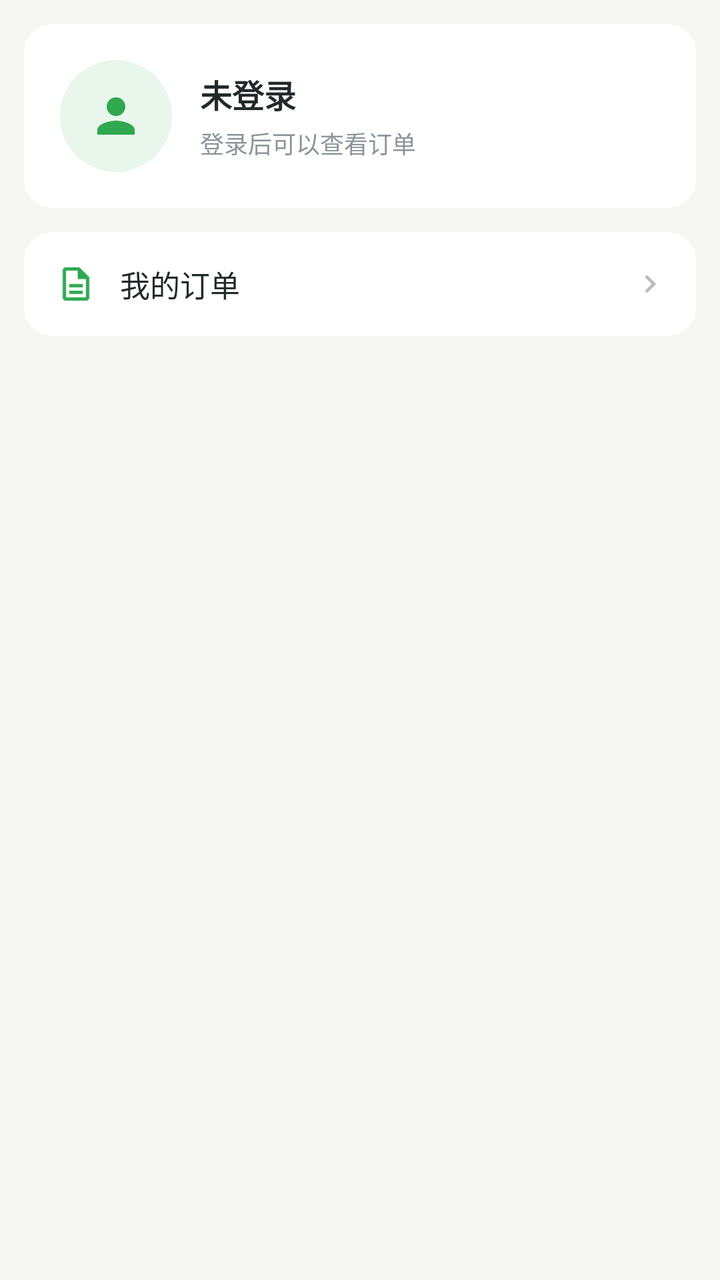
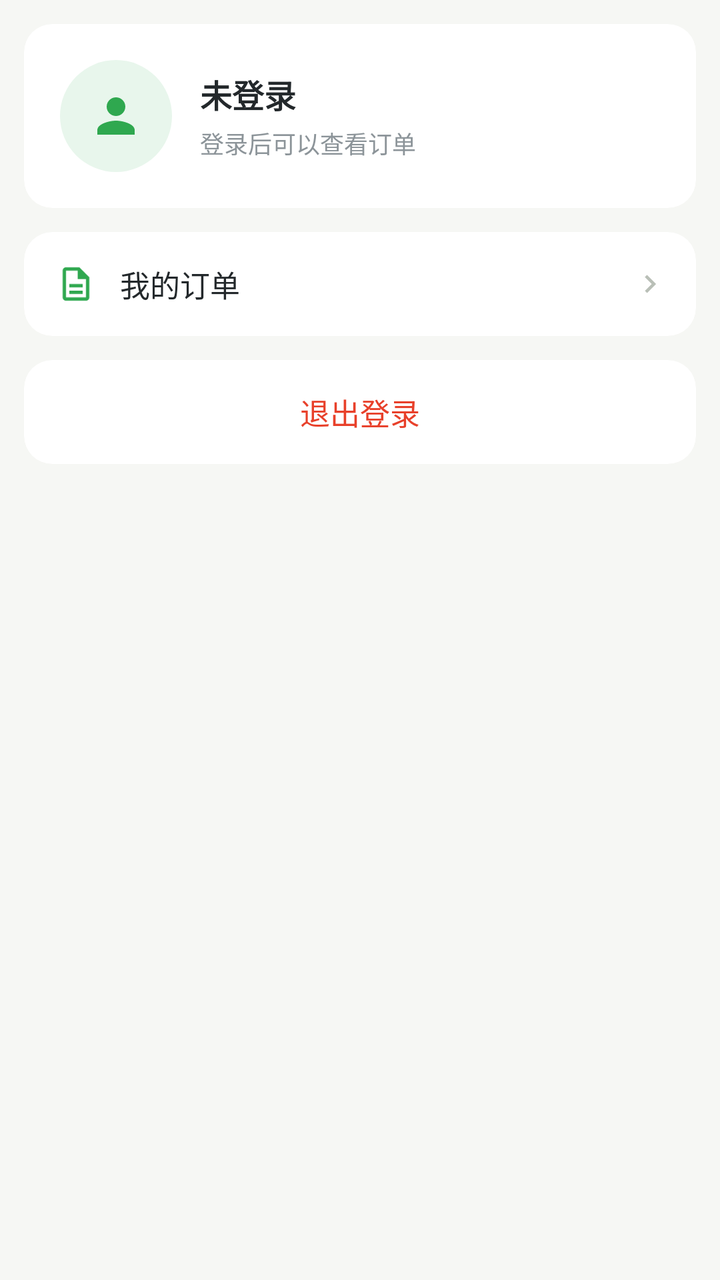

The first picture is an Android layout as it rendered before a commit; the second is the same layout after the commit. The layout source and the unified diff follow.
<!-- AndroidManifest.xml: application theme Theme.FruitShop -->
<!-- res/layout/fragment_user.xml -->
<?xml version="1.0" encoding="utf-8"?>
<LinearLayout xmlns:android="http://schemas.android.com/apk/res/android"
    xmlns:app="http://schemas.android.com/apk/res-auto"
    android:layout_width="match_parent"
    android:layout_height="match_parent"
    android:background="@color/bgPage"
    android:orientation="vertical">

    <com.google.android.material.card.MaterialCardView
        android:layout_width="match_parent"
        android:layout_height="wrap_content"
        android:layout_marginLeft="12dp"
        android:layout_marginTop="12dp"
        android:layout_marginRight="12dp"
        app:cardCornerRadius="14dp"
        app:cardElevation="0dp"
        app:strokeWidth="0dp">

        <LinearLayout
            android:layout_width="match_parent"
            android:layout_height="wrap_content"
            android:gravity="center_vertical"
            android:orientation="horizontal"
            android:padding="18dp">

            <ImageView
                android:layout_width="56dp"
                android:layout_height="56dp"
                android:background="@drawable/bg_avatar"
                android:contentDescription="头像"
                android:padding="14dp"
                android:src="@drawable/ic_user"
                app:tint="@color/colorPrimary" />

            <LinearLayout
                android:layout_width="0dp"
                android:layout_height="wrap_content"
                android:layout_marginLeft="14dp"
                android:layout_weight="1"
                android:orientation="vertical">

                <TextView
                    android:id="@+id/tv_nickname"
                    style="@style/text_main_16"
                    android:layout_width="wrap_content"
                    android:layout_height="wrap_content"
                    android:text="@string/not_login" />

                <TextView
                    style="@style/text_sub_12"
                    android:layout_width="wrap_content"
                    android:layout_height="wrap_content"
                    android:layout_marginTop="4dp"
                    android:text="@string/login_hint" />
            </LinearLayout>
        </LinearLayout>

    </com.google.android.material.card.MaterialCardView>

    <com.google.android.material.card.MaterialCardView
        android:layout_width="match_parent"
        android:layout_height="wrap_content"
        android:layout_marginLeft="12dp"
        android:layout_marginTop="12dp"
        android:layout_marginRight="12dp"
        app:cardCornerRadius="14dp"
        app:cardElevation="0dp"
        app:strokeWidth="0dp">

        <LinearLayout
            android:id="@+id/ll_my_order"
            android:layout_width="match_parent"
            android:layout_height="52dp"
            android:background="?attr/selectableItemBackground"
            android:clickable="true"
            android:focusable="true"
            android:gravity="center_vertical"
            android:orientation="horizontal"
            android:paddingLeft="16dp"
            android:paddingRight="14dp">

            <ImageView
                android:layout_width="20dp"
                android:layout_height="20dp"
                android:contentDescription="我的订单"
                android:src="@drawable/ic_order"
                app:tint="@color/colorPrimary" />

            <TextView
                android:layout_width="0dp"
                android:layout_height="wrap_content"
                android:layout_marginLeft="12dp"
                android:layout_weight="1"
                android:text="@string/my_order"
                android:textColor="@color/textMain"
                android:textSize="15sp" />

            <ImageView
                android:layout_width="18dp"
                android:layout_height="18dp"
                android:contentDescription="进入"
                android:src="@drawable/ic_arrow_right" />
        </LinearLayout>

    </com.google.android.material.card.MaterialCardView>

</LinearLayout>
<!-- resources referenced by this layout -->
<resources>
  <color name="bgPage">#F6F7F4</color>
  <color name="colorPrimary">#2FA84F</color>
  <color name="textMain">#23282B</color>
  <!-- drawable bg_avatar (drawable) -->
  <?xml version="1.0" encoding="utf-8"?>
  <shape xmlns:android="http://schemas.android.com/apk/res/android"
      android:shape="oval">
      <solid android:color="@color/colorPrimaryLight" />
  </shape>
  <!-- drawable ic_arrow_right (drawable) -->
  <?xml version="1.0" encoding="utf-8"?>
  <vector xmlns:android="http://schemas.android.com/apk/res/android"
      android:width="24dp"
      android:height="24dp"
      android:viewportWidth="24"
      android:viewportHeight="24">
      <path
          android:fillColor="#FFB9BFB7"
          android:pathData="M8.59,16.59L13.17,12 8.59,7.41 10,6l6,6 -6,6 -1.41,-1.41z" />
  </vector>
  <!-- drawable ic_order (drawable) -->
  <?xml version="1.0" encoding="utf-8"?>
  <vector xmlns:android="http://schemas.android.com/apk/res/android"
      android:width="24dp"
      android:height="24dp"
      android:viewportWidth="24"
      android:viewportHeight="24">
      <path
          android:fillColor="#FF23282B"
          android:pathData="M14,2H6c-1.1,0 -2,0.9 -2,2v16c0,1.1 0.9,2 2,2h12c1.1,0 2,-0.9 2,-2V8l-6,-6zM6,20V4h7v5h5v11H6z" />
      <path
          android:fillColor="#FF23282B"
          android:pathData="M8,12h8v2H8zM8,16h8v2H8z" />
  </vector>
  <!-- drawable ic_user (drawable) -->
  <?xml version="1.0" encoding="utf-8"?>
  <vector xmlns:android="http://schemas.android.com/apk/res/android"
      android:width="24dp"
      android:height="24dp"
      android:viewportWidth="24"
      android:viewportHeight="24">
      <path
          android:fillColor="#FF23282B"
          android:pathData="M12,12c2.21,0 4,-1.79 4,-4s-1.79,-4 -4,-4 -4,1.79 -4,4 1.79,4 4,4zM12,14c-2.67,0 -8,1.34 -8,4v2h16v-2c0,-2.66 -5.33,-4 -8,-4z" />
  </vector>
  <string name="login_hint">登录后可以查看订单</string>
  <string name="my_order">我的订单</string>
  <string name="not_login">未登录</string>
  <style name="text_main_16">
          <item name="android:textColor">@color/textMain</item>
          <item name="android:textSize">16sp</item>
          <item name="android:textStyle">bold</item>
      </style>
  <style name="text_sub_12">
          <item name="android:textColor">@color/textSub</item>
          <item name="android:textSize">12sp</item>
      </style>
  <style name="Theme.FruitShop" parent="Theme.MaterialComponents.Light.NoActionBar">
          <item name="colorPrimary">@color/colorPrimary</item>
          <item name="colorPrimaryVariant">@color/colorPrimaryDark</item>
          <item name="colorOnPrimary">@color/white</item>
          <item name="colorSecondary">@color/colorAccent</item>
          <item name="colorSecondaryVariant">@color/colorAccent</item>
          <item name="colorOnSecondary">@color/white</item>
  
          <item name="android:statusBarColor">@color/colorPrimaryDark</item>
          <item name="android:windowBackground">@color/bgPage</item>
          <item name="android:textColorPrimary">@color/textMain</item>
          <item name="android:textColorSecondary">@color/textSub</item>
      </style>
  <color name="colorPrimaryLight">#E8F6EC</color>
  <color name="textSub">#8C9499</color>
  <color name="colorPrimaryDark">#1F7A38</color>
  <color name="white">#FFFFFFFF</color>
  <color name="colorAccent">#FF8A3D</color>
</resources>

<!-- the commit's change to res/layout/fragment_user.xml (unified diff, before → after) -->
@@ -47,6 +47,7 @@
                     android:text="@string/not_login" />
 
                 <TextView
+                    android:id="@+id/tv_phone"
                     style="@style/text_sub_12"
                     android:layout_width="wrap_content"
                     android:layout_height="wrap_content"
@@ -104,4 +105,28 @@
 
     </com.google.android.material.card.MaterialCardView>
 
+    <com.google.android.material.card.MaterialCardView
+        android:layout_width="match_parent"
+        android:layout_height="wrap_content"
+        android:layout_marginLeft="12dp"
+        android:layout_marginTop="12dp"
+        android:layout_marginRight="12dp"
+        app:cardCornerRadius="14dp"
+        app:cardElevation="0dp"
+        app:strokeWidth="0dp">
+
+        <TextView
+            android:id="@+id/btn_logout"
+            android:layout_width="match_parent"
+            android:layout_height="52dp"
+            android:background="?attr/selectableItemBackground"
+            android:clickable="true"
+            android:focusable="true"
+            android:gravity="center"
+            android:text="@string/logout"
+            android:textColor="@color/colorPrice"
+            android:textSize="15sp" />
+
+    </com.google.android.material.card.MaterialCardView>
+
 </LinearLayout>
<!-- resource entries referenced after the edit -->
@@ -1,6 +1,7 @@
 <!-- resources referenced by this layout -->
 <resources>
   <color name="bgPage">#F6F7F4</color>
+  <color name="colorPrice">#E8402A</color>
   <color name="colorPrimary">#2FA84F</color>
   <color name="textMain">#23282B</color>
   <!-- drawable bg_avatar (drawable) -->
@@ -46,6 +47,7 @@
           android:pathData="M12,12c2.21,0 4,-1.79 4,-4s-1.79,-4 -4,-4 -4,1.79 -4,4 1.79,4 4,4zM12,14c-2.67,0 -8,1.34 -8,4v2h16v-2c0,-2.66 -5.33,-4 -8,-4z" />
   </vector>
   <string name="login_hint">登录后可以查看订单</string>
+  <string name="logout">退出登录</string>
   <string name="my_order">我的订单</string>
   <string name="not_login">未登录</string>
   <style name="text_main_16">
